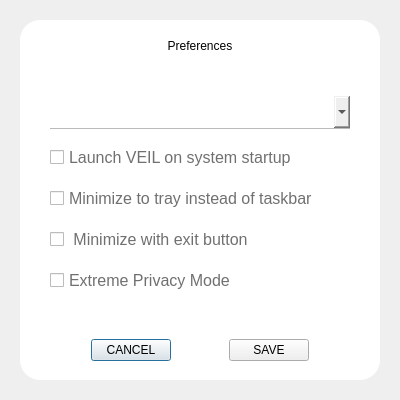
Above: src/qt/veil/forms/settingspreferences.ui from Veil-Project/veil before the change. Below: the same form after it.
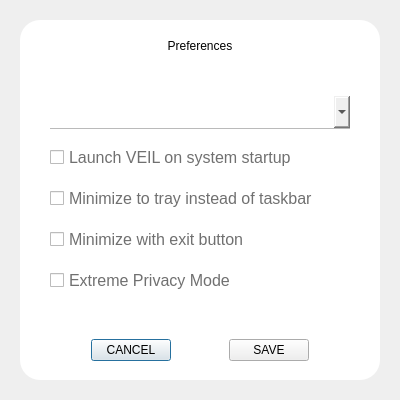
That is the form after the change.

What changed in the file:
```diff
--- a/src/qt/veil/forms/settingspreferences.ui
+++ b/src/qt/veil/forms/settingspreferences.ui
@@ -211,7 +211,7 @@
 font-size:16px;</string>
         </property>
         <property name="text">
-         <string> Minimize with exit button</string>
+         <string>Minimize with exit button</string>
         </property>
        </widget>
       </item>
```
